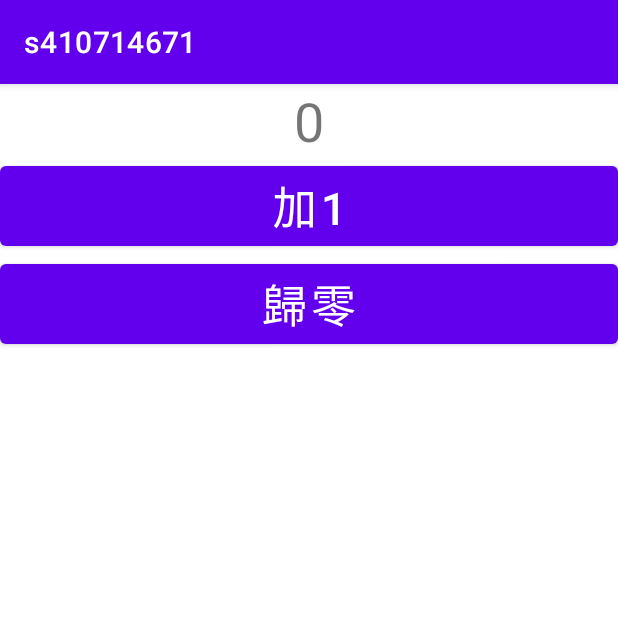
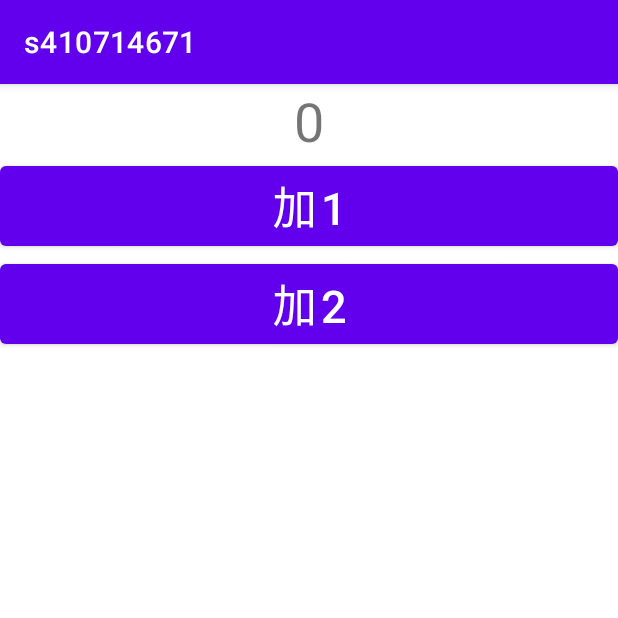
Before and after one commit to s1071467/counter0319, an Android app: the screen it shows after launch (MainActivity), on a phone screen of 412 x 824 dp, the top half of it. Run offline under Robolectric (Android 15) with nearby library versions, the phone set to English and light mode, and no system bars.

```diff
--- a/app/src/main/AndroidManifest.xml
+++ b/app/src/main/AndroidManifest.xml
@@ -1,6 +1,6 @@
 <?xml version="1.0" encoding="utf-8"?>
 <manifest xmlns:android="http://schemas.android.com/apk/res/android"
-    package="Counter.s1071467">
+    package="counter.s1071467">
 
     <application
         android:allowBackup="true"
@@ -9,6 +9,7 @@
         android:roundIcon="@mipmap/ic_launcher_round"
         android:supportsRtl="true"
         android:theme="@style/Theme.S410714671">
+
         <activity android:name=".MainActivity">
             <intent-filter>
                 <action android:name="android.intent.action.MAIN" />
--- a/app/src/main/java/Counter/s1071467/MainActivity.kt
+++ b/app/src/main/java/Counter/s1071467/MainActivity.kt
@@ -1,4 +1,6 @@
-package Counter.s1071467
+@file:Suppress("PackageName")
+
+package counter.s1071467
 
 import androidx.appcompat.app.AppCompatActivity
 import android.os.Bundle
--- a/app/src/main/res/layout/activity_main.xml
+++ b/app/src/main/res/layout/activity_main.xml
@@ -32,7 +32,7 @@
         android:layout_width="match_parent"
         android:layout_height="wrap_content"
         android:onClick="add"
-        android:text="歸零"
+        android:text="加2"
         android:textSize="30sp" />
 
 </LinearLayout>
```
